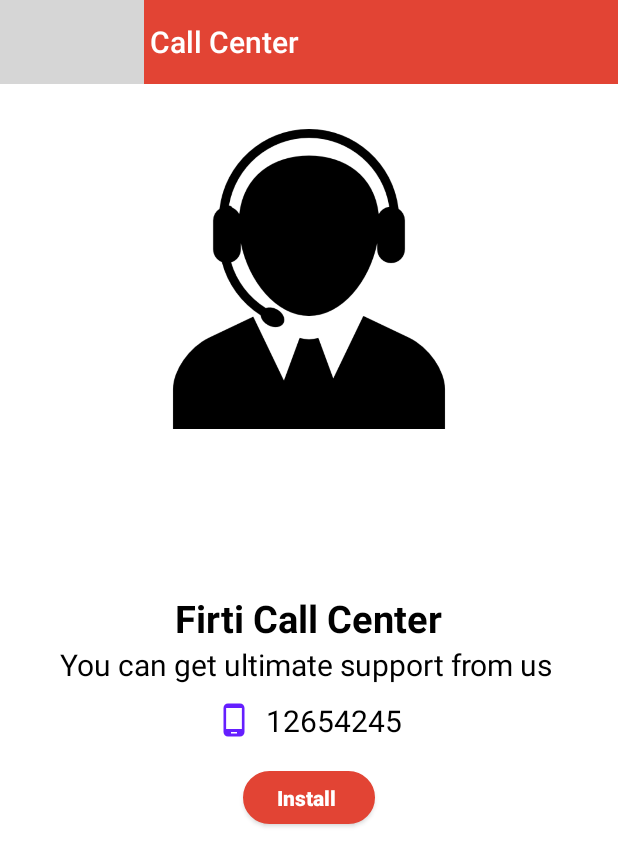
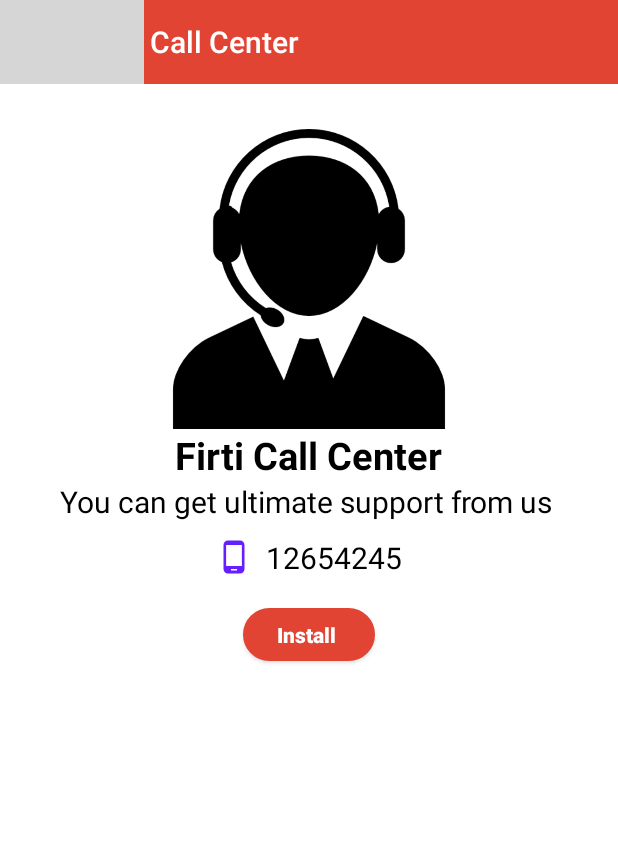
Before and after one commit to ShohidulProgrammer/discountShop, an Android app: the ThreeActivity screen opened directly, with no data from a screen before it, on a phone screen of 412 x 824 dp. Shown: the top 866 px of the screen. Run offline under Robolectric (Android 15) with nearby library versions, the phone set to English and light mode, and no system bars; grey boxes are pictures that could not be loaded.

Commit message:
Lint found fatal errors fixed

```diff
--- a/app/src/main/res/layout/activity_three.xml
+++ b/app/src/main/res/layout/activity_three.xml
@@ -26,7 +26,8 @@
     <TextView
         android:id="@+id/text"
         android:textAlignment="center"
-        android:layout_below="@+id/view"
+        android:layout_gravity="center_horizontal"
+        android:layout_below="@+id/carservice"
         android:textSize="25sp"
         android:textColor="#000"
         android:textStyle="bold"
@@ -39,6 +40,7 @@
         android:id="@+id/description"
         android:layout_below="@+id/text"
         android:textAlignment="center"
+        android:layout_gravity="center_horizontal"
         android:textSize="20sp"
         android:textColor="#000"
         android:layout_centerInParent="true"
@@ -49,6 +51,7 @@
         android:id="@+id/hotline"
         android:layout_below="@+id/description"
         android:textAlignment="center"
+        android:layout_gravity="center_horizontal"
         android:layout_marginTop="10dp"
         android:textSize="20sp"
         android:textColor="#000"
```
